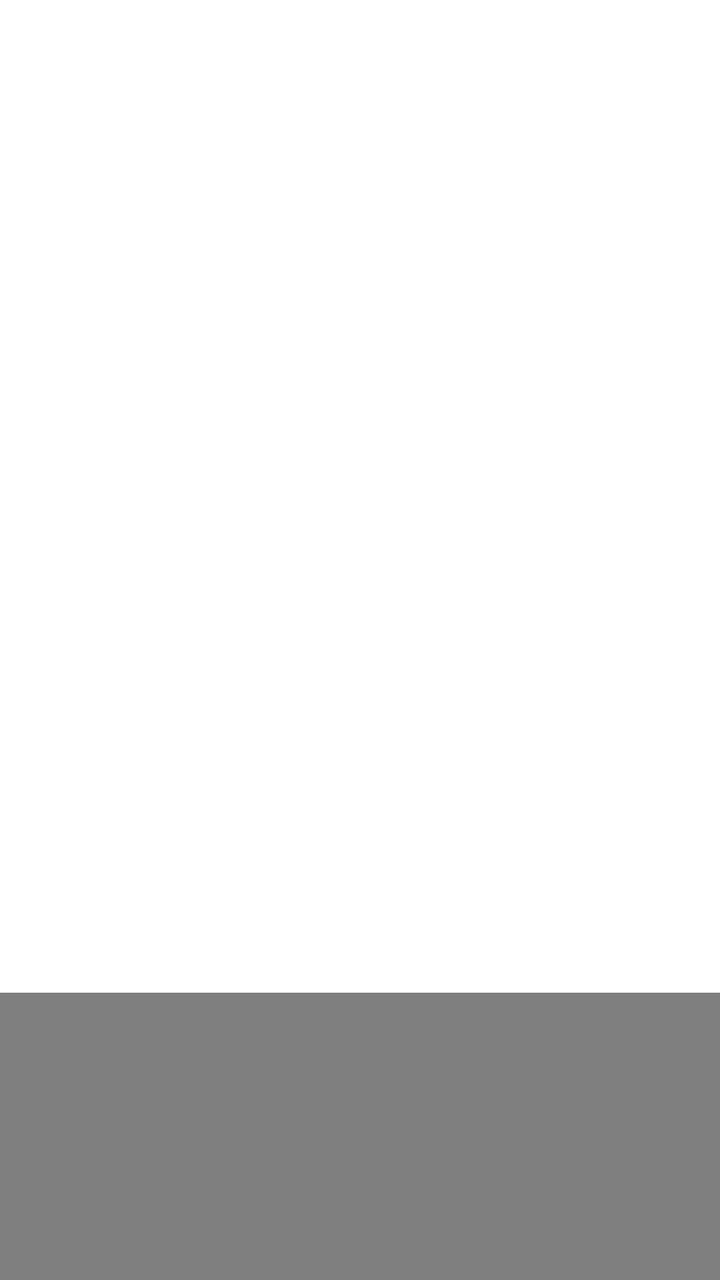
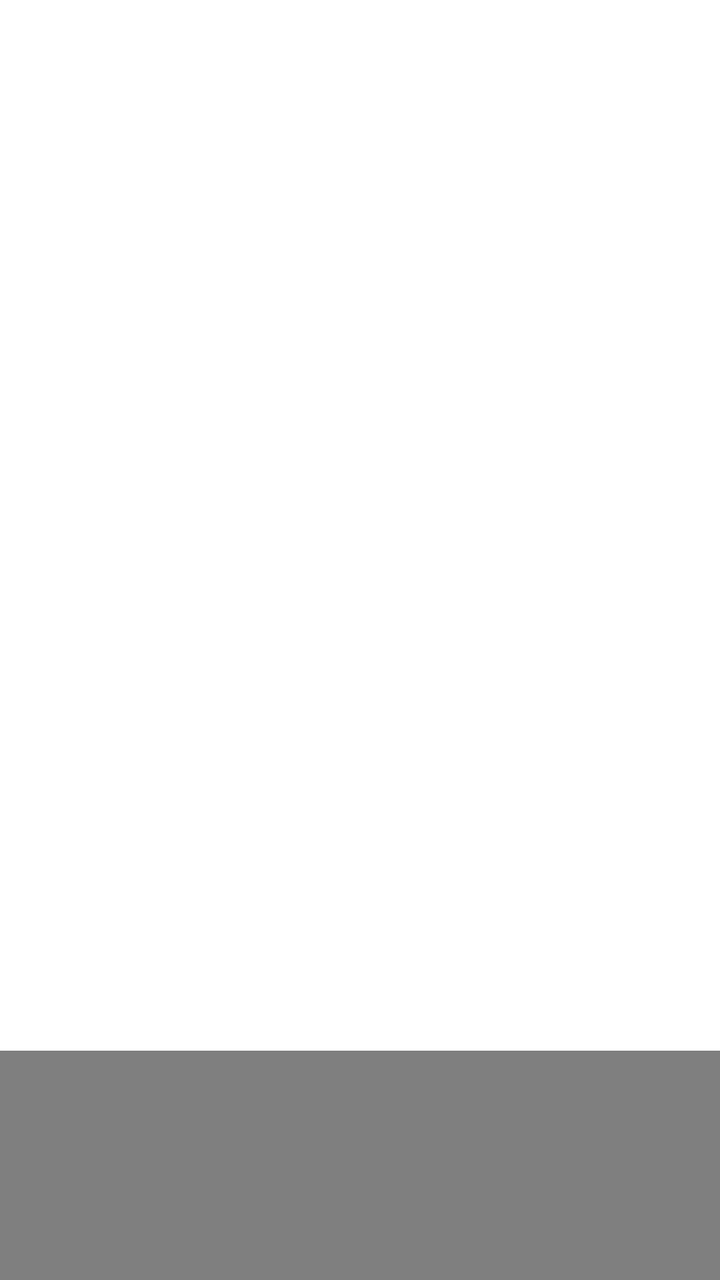

Before-and-after screenshots of an Android layout around one commit, followed by the original layout XML and the change that was made.
<!-- AndroidManifest.xml: application theme AppTheme.NoActionBar -->
<!-- res/layout/activity_collect.xml -->
<?xml version="1.0" encoding="utf-8"?>
<LinearLayout xmlns:android="http://schemas.android.com/apk/res/android"
    xmlns:app="http://schemas.android.com/apk/res-auto"
    android:layout_width="match_parent"
    android:layout_height="match_parent"
    android:orientation="vertical">

    <LinearLayout
        android:layout_width="match_parent"
        android:layout_height="wrap_content"
        android:clipChildren="false"
        android:clipToPadding="false"
        android:orientation="horizontal"
        android:paddingLeft="@dimen/vs_50"
        android:paddingTop="@dimen/vs_20"
        android:paddingRight="@dimen/vs_50"
        android:paddingBottom="@dimen/vs_15">

        <View
            android:layout_width="@dimen/vs_5"
            android:layout_height="match_parent"
            android:layout_gravity="center"
            android:layout_marginTop="@dimen/vs_8"
            android:layout_marginEnd="@dimen/vs_12"
            android:layout_marginRight="@dimen/vs_12"
            android:layout_marginBottom="@dimen/vs_8"
            android:background="?attr/color_theme" />

        <TextView
            android:layout_width="wrap_content"
            android:layout_height="@dimen/vs_50"
            android:drawablePadding="@dimen/vs_10"
            android:gravity="center"
            android:text="@string/act_fav"
            android:textColor="@android:color/white"
            android:textSize="@dimen/ts_34"
            android:textStyle="bold" />

        <Space
            android:layout_width="0dp"
            android:layout_height="wrap_content"
            android:layout_weight="1" />

        <TextView
            android:id="@+id/tvDelTip"
            android:layout_width="wrap_content"
            android:layout_height="@dimen/vs_50"
            android:layout_gravity="center"
            android:layout_marginStart="@dimen/vs_10"
            android:layout_marginEnd="@dimen/vs_10"
            android:focusable="false"
            android:focusableInTouchMode="false"
            android:gravity="center"
            android:text="@string/act_fav_sel"
            android:textColor="@android:color/white"
            android:textSize="@dimen/ts_24"
            android:visibility="gone" />

        <ImageView
            android:id="@+id/tvDelete"
            android:layout_width="@dimen/vs_50"
            android:layout_height="@dimen/vs_50"
            android:layout_marginStart="@dimen/vs_10"
            android:layout_marginEnd="@dimen/vs_10"
            android:gravity="center"
            android:background="@drawable/button_dialog_vod"
            android:focusable="false"
            android:focusableInTouchMode="false"
            android:padding="@dimen/vs_5"
            android:src="@drawable/icon_delete" />

        <ImageView
            android:id="@+id/tvClear"
            android:layout_width="@dimen/vs_50"
            android:layout_height="@dimen/vs_50"
            android:layout_marginStart="@dimen/vs_10"
            android:layout_marginEnd="@dimen/vs_10"
            android:gravity="center"
            android:background="@drawable/button_dialog_vod"
            android:focusable="false"
            android:focusableInTouchMode="false"
            android:padding="@dimen/vs_5"
            android:src="@drawable/icon_clear" />

    </LinearLayout>

    <com.owen.tvrecyclerview.widget.TvRecyclerView
        android:id="@+id/mGridView"
        android:layout_width="match_parent"
        android:layout_height="match_parent"
        android:clipChildren="false"
        android:clipToPadding="false"
        android:paddingLeft="@dimen/vs_60"
        android:paddingTop="@dimen/vs_40"
        android:paddingRight="@dimen/vs_60"
        android:paddingBottom="@dimen/vs_40"
        app:tv_horizontalSpacingWithMargins="@dimen/vs_20"
        app:tv_selectedItemIsCentered="true"
        app:tv_verticalSpacingWithMargins="@dimen/vs_20" />
</LinearLayout>
<!-- resources referenced by this layout -->
<resources>
  <dimen name="ts_24">24mm</dimen>
  <dimen name="ts_34">34mm</dimen>
  <dimen name="vs_10">10mm</dimen>
  <dimen name="vs_12">12mm</dimen>
  <dimen name="vs_15">15mm</dimen>
  <dimen name="vs_20">20mm</dimen>
  <dimen name="vs_40">40mm</dimen>
  <dimen name="vs_5">5mm</dimen>
  <dimen name="vs_50">50mm</dimen>
  <dimen name="vs_60">60mm</dimen>
  <dimen name="vs_8">8mm</dimen>
  <!-- drawable button_dialog_vod (drawable) -->
  <?xml version="1.0" encoding="utf-8"?>
  <selector xmlns:android="http://schemas.android.com/apk/res/android">
      <item android:state_focused="true" android:state_pressed="true">
          <shape>
              <corners android:radius="@dimen/vs_30" />
              <solid android:color="?attr/color_theme_40" />
          </shape>
      </item>
      <item android:state_focused="false" android:state_pressed="true">
          <shape>
              <corners android:radius="@dimen/vs_30" />
              <solid android:color="?attr/color_theme_40" />
          </shape>
      </item>
      <item android:state_focused="true">
          <shape>
              <corners android:radius="@dimen/vs_30" />
              <solid android:color="?attr/color_theme_40" />
  	    
  	    <stroke android:width="2mm" android:color="@android:color/white" />
          </shape>
      </item>
      <item android:state_focused="false" android:state_pressed="false">
          <shape>
              <corners android:radius="@dimen/vs_30" />
              <solid android:color="@android:color/transparent" />
          </shape>
      </item>
  </selector>
  <!-- drawable icon_clear (drawable) -->
  <vector android:height="24dp" android:tint="#FFFFFF"
      android:viewportHeight="24" android:viewportWidth="24"
      android:width="24dp" xmlns:android="http://schemas.android.com/apk/res/android">
      <path android:fillColor="@android:color/white" android:pathData="M5,13h14v-2L5,11v2zM3,17h14v-2L3,15v2zM7,7v2h14L21,7L7,7z"/>
  </vector>
  <!-- drawable icon_delete (drawable) -->
  <vector android:height="24dp" android:tint="#FFFFFF"
      android:viewportHeight="24" android:viewportWidth="24"
      android:width="24dp" xmlns:android="http://schemas.android.com/apk/res/android">
    <path android:fillColor="@android:color/white" android:pathData="M6,19c0,1.1 0.9,2 2,2h8c1.1,0 2,-0.9 2,-2L18,7L6,7v12zM8,9h8v10L8,19L8,9zM15.5,4l-1,-1h-5l-1,1L5,4v2h14L19,4z"/>
  </vector>
  <string name="act_fav">Favorite</string>
  <string name="act_fav_sel">Select to Remove</string>
  <style name="AppTheme.NoActionBar">
          <item name="android:windowActionBar">false</item>
          <item name="android:windowNoTitle">true</item>
          <item name="windowActionBar">false</item>
          <item name="android:windowFullscreen">true</item>//全屏即无通知栏
          <item name="android:windowContentOverlay">@null</item>//是否有遮盖
          <item name="windowNoTitle">true</item>
          
          
          <item name="android:windowBackground">@android:color/transparent</item>
      </style>
  <dimen name="vs_30">30mm</dimen>
</resources>

<!-- the commit's change to res/layout/activity_collect.xml (unified diff, before → after) -->
@@ -8,30 +8,18 @@
     <LinearLayout
         android:layout_width="match_parent"
         android:layout_height="wrap_content"
-        android:clipChildren="false"
-        android:clipToPadding="false"
         android:orientation="horizontal"
         android:paddingLeft="@dimen/vs_50"
         android:paddingTop="@dimen/vs_20"
         android:paddingRight="@dimen/vs_50"
-        android:paddingBottom="@dimen/vs_15">
-
-        <View
-            android:layout_width="@dimen/vs_5"
-            android:layout_height="match_parent"
-            android:layout_gravity="center"
-            android:layout_marginTop="@dimen/vs_8"
-            android:layout_marginEnd="@dimen/vs_12"
-            android:layout_marginRight="@dimen/vs_12"
-            android:layout_marginBottom="@dimen/vs_8"
-            android:background="?attr/color_theme" />
+        android:paddingBottom="@dimen/vs_20">
 
         <TextView
             android:layout_width="wrap_content"
             android:layout_height="@dimen/vs_50"
             android:drawablePadding="@dimen/vs_10"
             android:gravity="center"
-            android:text="@string/act_fav"
+            android:text="收藏夹"
             android:textColor="@android:color/white"
             android:textSize="@dimen/ts_34"
             android:textStyle="bold" />
@@ -46,12 +34,11 @@
             android:layout_width="wrap_content"
             android:layout_height="@dimen/vs_50"
             android:layout_gravity="center"
-            android:layout_marginStart="@dimen/vs_10"
-            android:layout_marginEnd="@dimen/vs_10"
+            android:layout_marginRight="@dimen/vs_10"
             android:focusable="false"
             android:focusableInTouchMode="false"
             android:gravity="center"
-            android:text="@string/act_fav_sel"
+            android:text="确定键删除当前选中收藏"
             android:textColor="@android:color/white"
             android:textSize="@dimen/ts_24"
             android:visibility="gone" />
@@ -81,20 +68,17 @@
             android:focusableInTouchMode="false"
             android:padding="@dimen/vs_5"
             android:src="@drawable/icon_clear" />
-
     </LinearLayout>
 
     <com.owen.tvrecyclerview.widget.TvRecyclerView
         android:id="@+id/mGridView"
         android:layout_width="match_parent"
         android:layout_height="match_parent"
-        android:clipChildren="false"
-        android:clipToPadding="false"
         android:paddingLeft="@dimen/vs_60"
-        android:paddingTop="@dimen/vs_40"
+        android:paddingTop="@dimen/vs_10"
         android:paddingRight="@dimen/vs_60"
-        android:paddingBottom="@dimen/vs_40"
-        app:tv_horizontalSpacingWithMargins="@dimen/vs_20"
+        android:paddingBottom="@dimen/vs_10"
+        app:tv_horizontalSpacingWithMargins="@dimen/vs_10"
         app:tv_selectedItemIsCentered="true"
-        app:tv_verticalSpacingWithMargins="@dimen/vs_20" />
+        app:tv_verticalSpacingWithMargins="@dimen/vs_10" />
 </LinearLayout>
<!-- resource entries referenced after the edit -->
@@ -3,35 +3,29 @@
   <dimen name="ts_24">24mm</dimen>
   <dimen name="ts_34">34mm</dimen>
   <dimen name="vs_10">10mm</dimen>
-  <dimen name="vs_12">12mm</dimen>
-  <dimen name="vs_15">15mm</dimen>
   <dimen name="vs_20">20mm</dimen>
-  <dimen name="vs_40">40mm</dimen>
   <dimen name="vs_5">5mm</dimen>
   <dimen name="vs_50">50mm</dimen>
   <dimen name="vs_60">60mm</dimen>
-  <dimen name="vs_8">8mm</dimen>
   <!-- drawable button_dialog_vod (drawable) -->
   <?xml version="1.0" encoding="utf-8"?>
   <selector xmlns:android="http://schemas.android.com/apk/res/android">
       <item android:state_focused="true" android:state_pressed="true">
           <shape>
               <corners android:radius="@dimen/vs_30" />
-              <solid android:color="?attr/color_theme_40" />
+              <solid android:color="@color/color_BD0CADE2" />
           </shape>
       </item>
       <item android:state_focused="false" android:state_pressed="true">
           <shape>
               <corners android:radius="@dimen/vs_30" />
-              <solid android:color="?attr/color_theme_40" />
+              <solid android:color="@color/color_BD0CADE2" />
           </shape>
       </item>
       <item android:state_focused="true">
           <shape>
               <corners android:radius="@dimen/vs_30" />
-              <solid android:color="?attr/color_theme_40" />
-  	    
-  	    <stroke android:width="2mm" android:color="@android:color/white" />
+              <solid android:color="@color/color_BD0CADE2" />
           </shape>
       </item>
       <item android:state_focused="false" android:state_pressed="false">
@@ -53,19 +47,27 @@
       android:width="24dp" xmlns:android="http://schemas.android.com/apk/res/android">
     <path android:fillColor="@android:color/white" android:pathData="M6,19c0,1.1 0.9,2 2,2h8c1.1,0 2,-0.9 2,-2L18,7L6,7v12zM8,9h8v10L8,19L8,9zM15.5,4l-1,-1h-5l-1,1L5,4v2h14L19,4z"/>
   </vector>
-  <string name="act_fav">Favorite</string>
-  <string name="act_fav_sel">Select to Remove</string>
-  <style name="AppTheme.NoActionBar">
+  <style name="AppTheme.NoActionBar" parent="AppTheme">
           <item name="android:windowActionBar">false</item>
           <item name="android:windowNoTitle">true</item>
           <item name="windowActionBar">false</item>
           <item name="android:windowFullscreen">true</item>//全屏即无通知栏
           <item name="android:windowContentOverlay">@null</item>//是否有遮盖
           <item name="windowNoTitle">true</item>
-          
+          <item name="android:keepScreenOn">true</item>
           
           <item name="android:windowBackground">@android:color/transparent</item>
       </style>
   <dimen name="vs_30">30mm</dimen>
+  <color name="color_BD0CADE2">#BD0CADE2</color>
+  <style name="AppTheme" parent="Theme.AppCompat.Light.DarkActionBar">
+          
+          <item name="colorPrimary">@color/color_6200EE</item>
+          <item name="colorPrimaryDark">@color/color_3700B3</item>
+          <item name="colorAccent">@color/color_03DAC5</item>
+      </style>
+  <color name="color_6200EE">#6200EE</color>
+  <color name="color_3700B3">#3700B3</color>
+  <color name="color_03DAC5">#03DAC5</color>
 </resources>
 
